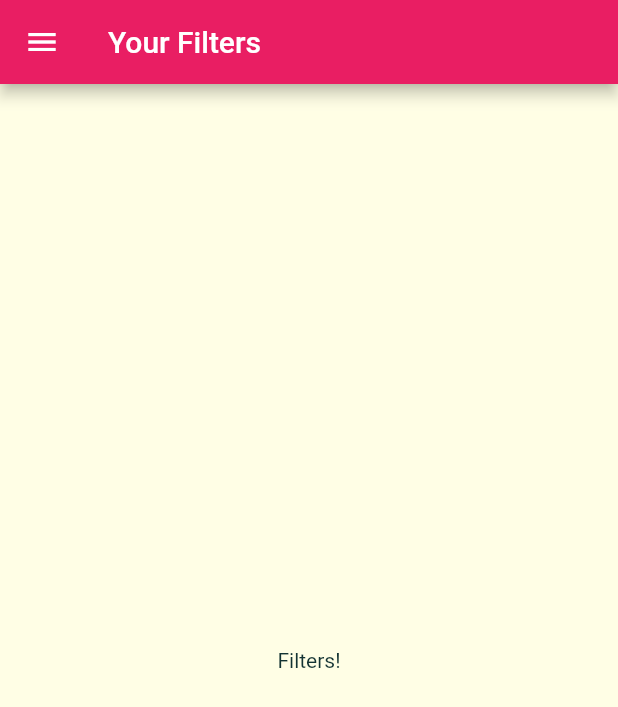
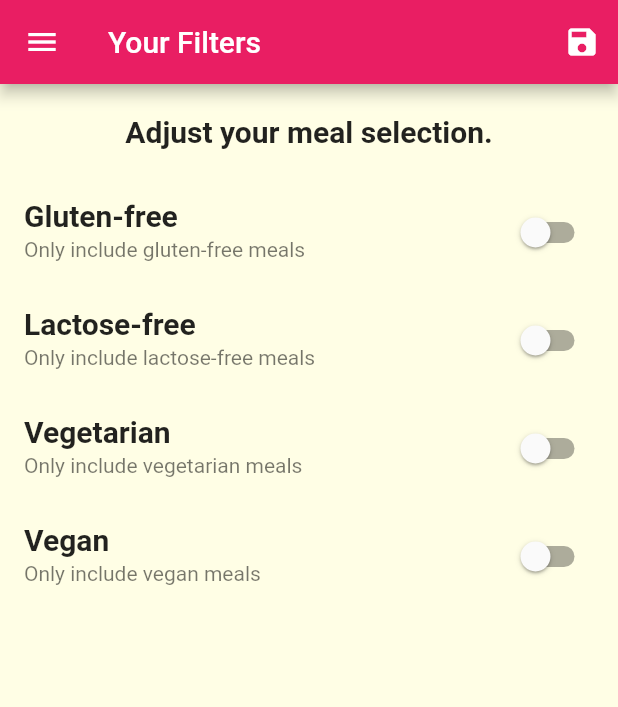
Before and after one commit to sakakidai/flutter_meals, a Flutter app: the FilterScreen screen opened by its route, on a phone screen of 412 x 824 dp. Shown: the top 707 px of the screen. Run offline on Flutter 3.47's test engine with Material 2 defaults, Android fonts, the phone set to English and light mode, and no system bars; Roboto replaces fonts that are missing (Raleway, RobotoCondensed).

Commit message:
Add filter function

```diff
--- a/lib/main.dart
+++ b/lib/main.dart
@@ -6,15 +6,51 @@ import 'screens/categories_screen.dart';
 import 'screens/meal_detail_screen.dart';
 import 'screens/tabs_screen.dart';
 import 'screens/filters_screen.dart';
+import 'dummy_data.dart';
+import 'models/meal.dart';
 
 void main() {
   runApp(const MyApp());
 }
 
-class MyApp extends StatelessWidget {
+class MyApp extends StatefulWidget {
   const MyApp({Key? key}) : super(key: key);
 
-  // This widget is the root of your application.
+  @override
+  State<MyApp> createState() => _MyAppState();
+}
+
+class _MyAppState extends State<MyApp> {
+  Map<String, bool> _filters = {
+    'gluten': false,
+    'lactose': false,
+    'vegan': false,
+    'vegetarian': false,
+  };
+
+  List<Meal> _availableMeals = dummyMeals;
+
+  void _setFilters(Map<String, bool> filterData) {
+    setState(() {
+      _filters = filterData;
+      _availableMeals = dummyMeals.where((meal) {
+        if (_filters['gluten']! && !meal.isGlutenFree) {
+          return false;
+        }
+        if (_filters['lactose']! && !meal.isLactoseFree) {
+          return false;
+        }
+        if (_filters['vegan']! && !meal.isVegan) {
+          return false;
+        }
+        if (_filters['vegetarian']! && !meal.isVegetarian) {
+          return false;
+        }
+        return true;
+      }).toList();
+    });
+  }
+
   @override
   Widget build(BuildContext context) {
     return MaterialApp(
@@ -41,14 +77,14 @@ class MyApp extends StatelessWidget {
       initialRoute: '/', // default is '/'
       routes: {
         '/': (ctx) => const TabsScreen(),
-        CategoryMealsScreen.routeName: (ctx) => const CategoryMealsScreen(),
+        CategoryMealsScreen.routeName: (ctx) => CategoryMealsScreen(_availableMeals),
         MealDetailScreen.routeName: (ctx) => const MealDetailScreen(),
-        FilterScreen.routeName: (ctx) => const FilterScreen(),
+        FilterScreen.routeName: (ctx) => FilterScreen(_filters, _setFilters),
       },
-      onGenerateRoute: (settings) {
-        print(settings.arguments);
-        // return MaterialPageRoute(builder: (ctx) => const CategoriesScreen());
-      },
+      // onGenerateRoute: (settings) {
+      //   print(settings.arguments);
+      //   return MaterialPageRoute(builder: (ctx) => const CategoriesScreen());
+      // },
       onUnknownRoute: (settings) {
         return MaterialPageRoute(builder: (ctx) => const CategoriesScreen());
       },
--- a/lib/screens/category_meals_screen.dart
+++ b/lib/screens/category_meals_screen.dart
@@ -1,11 +1,16 @@
 import 'package:flutter/material.dart';
 import '../widgets/meal_item.dart';
-import '../dummy_data.dart';
 import '../models/meal.dart';
 
 class CategoryMealsScreen extends StatefulWidget {
   static const routeName = '/category-meals';
-  const CategoryMealsScreen({Key? key}) : super(key: key);
+
+  final List<Meal> availableMeals;
+
+  const CategoryMealsScreen(
+    this.availableMeals, {
+    Key? key,
+  }) : super(key: key);
 
   @override
   State<CategoryMealsScreen> createState() => _CategoryMealsScreenState();
@@ -27,7 +32,7 @@ class _CategoryMealsScreenState extends State<CategoryMealsScreen> {
       final routeArgs = ModalRoute.of(context)?.settings.arguments as Map<String, String>;
       categoryTitle = routeArgs['title'];
       final categoryId = routeArgs['id'];
-      displayedMeals = dummyMeals.where((meal) {
+      displayedMeals = widget.availableMeals.where((meal) {
         return meal.categories.contains(categoryId);
       }).toList();
       _loadedInitData = true;
--- a/lib/screens/filters_screen.dart
+++ b/lib/screens/filters_screen.dart
@@ -1,16 +1,127 @@
 import 'package:flutter/material.dart';
 import '../widgets/main_drawer.dart';
 
-class FilterScreen extends StatelessWidget {
+class FilterScreen extends StatefulWidget {
   static const routeName = '/filters';
-  const FilterScreen({Key? key}) : super(key: key);
+
+  final Function(Map<String, bool>) saveFilters;
+  final Map<String, bool> currentFilters;
+
+  const FilterScreen(this.currentFilters, this.saveFilters, {Key? key}) : super(key: key);
+
+  @override
+  State<FilterScreen> createState() => _FilterScreenState();
+}
+
+class _FilterScreenState extends State<FilterScreen> {
+  bool _glutenFree = false;
+  bool _lactoseFree = false;
+  bool _vegan = false;
+  bool _vegetarian = false;
+
+  @override
+  initState() {
+    _glutenFree = widget.currentFilters['gluten']!;
+    _lactoseFree = widget.currentFilters['lactose']!;
+    _vegan = widget.currentFilters['vegan']!;
+    _vegetarian = widget.currentFilters['vegetarian']!;
+    super.initState();
+  }
+
+  Widget _buildSwitchListTile(
+    String title,
+    String description,
+    bool currentValue,
+    Function(bool) updateValue,
+  ) {
+    return SwitchListTile(
+      title: Text(title),
+      value: currentValue,
+      subtitle: Text(description),
+      activeColor: Theme.of(context).colorScheme.secondary,
+      onChanged: updateValue,
+    );
+  }
 
   @override
   Widget build(BuildContext context) {
     return Scaffold(
-      appBar: AppBar(title: const Text('Your Filters')),
+      appBar: AppBar(
+        title: const Text('Your Filters'),
+        actions: [
+          IconButton(
+            icon: const Icon(Icons.save),
+            onPressed: () {
+              final selectedFilters = {
+                'gluten': _glutenFree,
+                'lactose': _lactoseFree,
+                'vegan': _vegan,
+                'vegetarian': _vegetarian,
+              };
+
+              widget.saveFilters(selectedFilters);
+            },
+          ),
+        ],
+      ),
       drawer: const MainDrawer(),
-      body: const Center(child: Text('Filters!')),
+      body: Column(
+        children: [
+          Container(
+            padding: const EdgeInsets.all(20),
+            child: Text(
+              'Adjust your meal selection.',
+              style: Theme.of(context).textTheme.titleMedium,
+            ),
+          ),
+          Expanded(
+            child: ListView(
+              children: [
+                _buildSwitchListTile(
+                  'Gluten-free',
+                  'Only include gluten-free meals',
+                  _glutenFree,
+                  (newValue) {
+                    setState(() {
+                      _glutenFree = newValue;
+                    });
+                  },
+                ),
+                _buildSwitchListTile(
+                  'Lactose-free',
+                  'Only include lactose-free meals',
+                  _lactoseFree,
+                  (newValue) {
+                    setState(() {
+                      _lactoseFree = newValue;
+                    });
+                  },
+                ),
+                _buildSwitchListTile(
+                  'Vegetarian',
+                  'Only include vegetarian meals',
+                  _vegetarian,
+                  (newValue) {
+                    setState(() {
+                      _vegetarian = newValue;
+                    });
+                  },
+                ),
+                _buildSwitchListTile(
+                  'Vegan',
+                  'Only include vegan meals',
+                  _vegan,
+                  (newValue) {
+                    setState(() {
+                      _vegan = newValue;
+                    });
+                  },
+                ),
+              ],
+            ),
+          )
+        ],
+      ),
     );
   }
 }
--- a/lib/widgets/main_drawer.dart
+++ b/lib/widgets/main_drawer.dart
@@ -27,7 +27,7 @@ class MainDrawer extends StatelessWidget {
           Container(
             height: 120,
             width: double.infinity,
-            padding: EdgeInsets.all(20),
+            padding: const EdgeInsets.all(20),
             alignment: Alignment.centerLeft,
             color: Theme.of(context).colorScheme.secondary,
             child: Text(
```
Also changed, not shown: lib/widgets/meal_item.dart (+1 -9 lines).
